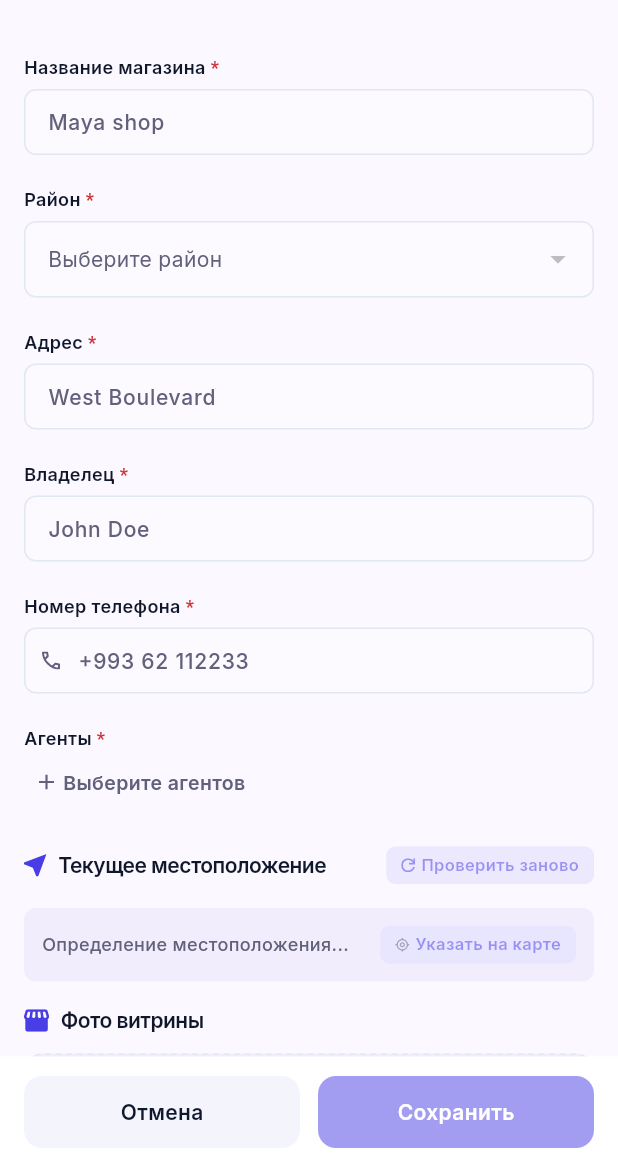
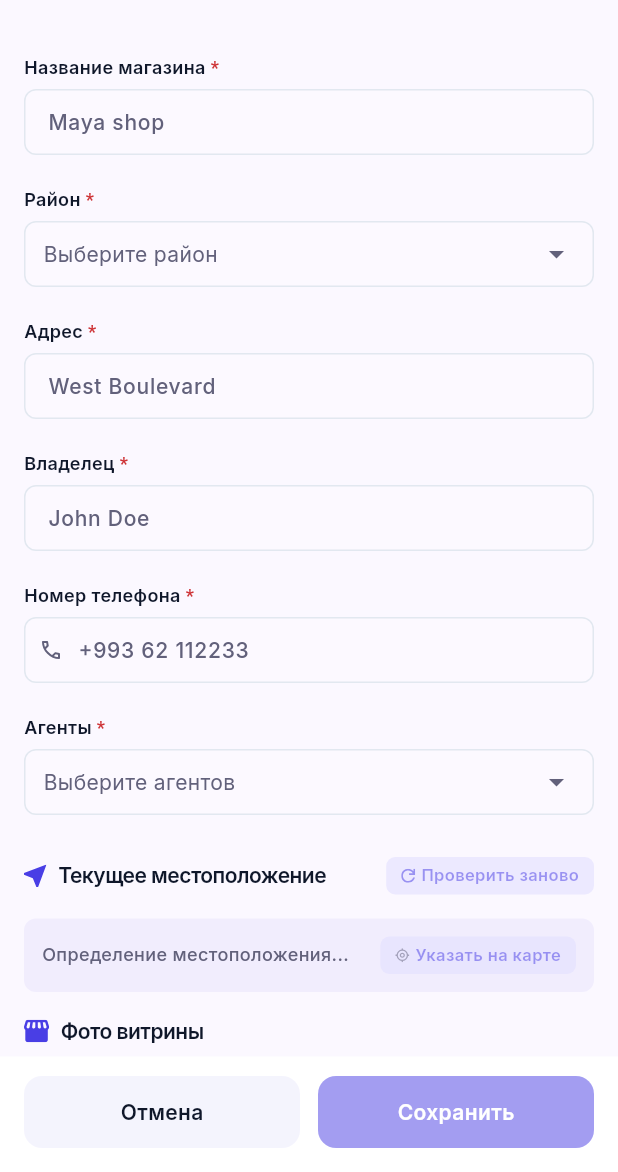
Before and after one commit to Seyit47/audit-app, a Flutter app: the AdminShopFormScreen screen opened by its route, on a phone screen of 412 x 824 dp, the part 64-1236 px from its top. Run offline on Flutter 3.47's test engine with Material 3 defaults, Android fonts, the phone set to English and light mode, and no system bars; our stand-ins replace battery_plus, cached_network_image, camera, connectivity_plus, device_info_plus, dio and 13 more; missing offline and left inert: dart:ffi, flutter_udid, maplibre_gl, workmanager; accounts and stored records are empty; generated files the repository leaves out were written again; network calls fail; statements that could not run were skipped.

Commit message:
fix(mobile): platform list pickers; one location search at a time on the new-shop and audit screens
The choice fields (district, agents, districts) open a Material 3 bottom sheet with radio or
checkbox rows on Android (the iOS wheel stays). 'Check again' on the new-shop, audit and admin
shop forms replaces a running search instead of running beside it, and a search that ends with
only a stale last-known position reports no position instead of staying in 'locating'.
Mobile 1.0.51+52.

Co-Authored-By: Claude Fable 5.1 <noreply@anthropic.com>

```diff
--- a/apps/mobile/lib/core/l10n/app_en.arb
+++ b/apps/mobile/lib/core/l10n/app_en.arb
@@ -380,5 +380,6 @@
   "districtOverdue": "{count} overdue",
   "districtActions": "District actions",
   "remove": "Remove",
-  "districtsNoneYet": "No districts yet — an administrator creates them"
+  "districtsNoneYet": "No districts yet — an administrator creates them",
+  "chosenCount": "{count} selected"
 }
--- a/apps/mobile/lib/core/l10n/app_localizations.dart
+++ b/apps/mobile/lib/core/l10n/app_localizations.dart
@@ -2378,6 +2378,12 @@ abstract class AppLocalizations {
   /// In ru, this message translates to:
   /// **'Районов пока нет — их создаёт администратор'**
   String get districtsNoneYet;
+
+  /// No description provided for @chosenCount.
+  ///
+  /// In ru, this message translates to:
+  /// **'Выбрано: {count}'**
+  String chosenCount(int count);
 }
 
 class _AppLocalizationsDelegate extends LocalizationsDelegate<AppLocalizations> {
--- a/apps/mobile/lib/core/l10n/app_localizations_en.dart
+++ b/apps/mobile/lib/core/l10n/app_localizations_en.dart
@@ -1285,4 +1285,9 @@ class AppLocalizationsEn extends AppLocalizations {
 
   @override
   String get districtsNoneYet => 'No districts yet — an administrator creates them';
+
+  @override
+  String chosenCount(int count) {
+    return '$count selected';
+  }
 }
--- a/apps/mobile/lib/core/l10n/app_localizations_ru.dart
+++ b/apps/mobile/lib/core/l10n/app_localizations_ru.dart
@@ -1287,4 +1287,9 @@ class AppLocalizationsRu extends AppLocalizations {
 
   @override
   String get districtsNoneYet => 'Районов пока нет — их создаёт администратор';
+
+  @override
+  String chosenCount(int count) {
+    return 'Выбрано: $count';
+  }
 }
--- a/apps/mobile/lib/core/l10n/app_localizations_tk.dart
+++ b/apps/mobile/lib/core/l10n/app_localizations_tk.dart
@@ -1285,4 +1285,9 @@ class AppLocalizationsTk extends AppLocalizations {
 
   @override
   String get districtsNoneYet => 'Entek etrap ýok — olary administrator döredýär';
+
+  @override
+  String chosenCount(int count) {
+    return 'Saýlanan: $count';
+  }
 }
--- a/apps/mobile/lib/core/l10n/app_tk.arb
+++ b/apps/mobile/lib/core/l10n/app_tk.arb
@@ -380,5 +380,6 @@
   "districtOverdue": "gijikdirilen {count}",
   "districtActions": "Etrap bilen hereketler",
   "remove": "Aýyr",
-  "districtsNoneYet": "Entek etrap ýok — olary administrator döredýär"
+  "districtsNoneYet": "Entek etrap ýok — olary administrator döredýär",
+  "chosenCount": "Saýlanan: {count}"
 }
--- a/apps/mobile/lib/core/widgets/adaptive.dart
+++ b/apps/mobile/lib/core/widgets/adaptive.dart
@@ -119,42 +119,36 @@ Future<T?> showAppDialog<T>({
   builder: (dialog) => AlertDialog.adaptive(title: title, content: content, actions: actions(dialog)),
 );
 
-/// A single choice from a list: Material dropdown on Android, a [CupertinoPicker] wheel in a bottom popup
-/// on iOS. Shown with the same 44 px field look as the text inputs.
+/// A single choice from a list, in the platform's own picker: on Android a Material 3 bottom sheet with
+/// radio rows (what Android apps use for a short list), on iOS a [CupertinoPicker] wheel in a bottom popup.
+/// Shown with the same 44 px field look as the text inputs.
 class AppSelect<T> extends StatelessWidget {
-  const AppSelect({super.key, required this.value, required this.items, required this.onChanged, this.hint, this.doneLabel});
+  const AppSelect({super.key, required this.value, required this.items, required this.onChanged, this.hint, this.title, this.doneLabel});
 
   final T? value;
   final List<(T, String)> items;
   final ValueChanged<T?> onChanged;
   final String? hint;
+
+  /// The sheet's heading (the field's label); [hint] when not given.
+  final String? title;
   final String? doneLabel;
 
   @override
   Widget build(BuildContext context) {
-    final scheme = Theme.of(context).colorScheme;
-    final text = Theme.of(context).textTheme.bodyMedium;
-    if (!context.isCupertino) {
-      return DropdownButtonFormField<T>(
-        initialValue: value,
-        isExpanded: true,
-        hint: hint == null ? null : Text(hint!, style: text?.copyWith(color: scheme.onSurfaceVariant)),
-        items: [
-          for (final (v, label) in items)
-            DropdownMenuItem(
-              value: v,
-              child: Text(label, overflow: TextOverflow.ellipsis),
-            ),
-        ],
-        onChanged: onChanged,
+    final current = items.where((i) => i.$1 == value).firstOrNull;
+    return _SelectField(
+      text: current?.$2,
+      hint: hint,
+      onTap: () async {
+        if (context.isCupertino) return _pickCupertino(context, current);
+        final picked = await showOptionsSheet<T>(context, title: title ?? hint ?? '', items: items, selected: {?value});
+        if (picked != null && picked.firstOrNull != value) onChanged(picked.firstOrNull);
+      },
     );
   }
-    final current = items.where((i) => i.$1 == value).firstOrNull;
-    final input = Theme.of(context).inputDecorationTheme;
-    return CupertinoButton(
-      padding: EdgeInsets.zero,
-      minimumSize: const Size(0, 44),
-      onPressed: () async {
+
+  Future<void> _pickCupertino(BuildContext context, (T, String)? current) async {
     var index = current == null ? 0 : items.indexOf(current);
     final picked = await showCupertinoModalPopup<int>(
       context: context,
@@ -167,10 +161,7 @@ class AppSelect<T> extends StatelessWidget {
             children: [
               Align(
                 alignment: Alignment.centerRight,
-                    child: CupertinoButton(
-                      onPressed: () => Navigator.pop(popup, index),
-                      child: Text(doneLabel ?? MaterialLocalizations.of(popup).okButtonLabel),
-                    ),
+                child: CupertinoButton(onPressed: () => Navigator.pop(popup, index), child: Text(doneLabel ?? MaterialLocalizations.of(popup).okButtonLabel)),
               ),
               Expanded(
                 child: CupertinoPicker(
@@ -186,12 +177,32 @@ class AppSelect<T> extends StatelessWidget {
       ),
     );
     if (picked != null && items[picked].$1 != value) onChanged(items[picked].$1);
-      },
+  }
+}
+
+/// The 44 px field of [AppSelect] and [AppMultiSelect]: the chosen text (or the hint) and a chevron.
+class _SelectField extends StatelessWidget {
+  const _SelectField({required this.text, required this.hint, required this.onTap});
+
+  final String? text;
+  final String? hint;
+  final VoidCallback onTap;
+
+  @override
+  Widget build(BuildContext context) {
+    final scheme = Theme.of(context).colorScheme;
+    final style = Theme.of(context).textTheme.bodyMedium;
+    final input = Theme.of(context).inputDecorationTheme;
+    return Material(
+      color: input.fillColor,
+      borderRadius: BorderRadius.circular(8),
+      child: InkWell(
+        borderRadius: BorderRadius.circular(8),
+        onTap: onTap,
         child: Container(
           height: 44,
           padding: const EdgeInsets.symmetric(horizontal: 12),
           decoration: BoxDecoration(
-          color: input.fillColor,
             borderRadius: BorderRadius.circular(8),
             border: Border.all(color: (input.enabledBorder as OutlineInputBorder?)?.borderSide.color ?? scheme.outline),
           ),
@@ -199,15 +210,122 @@ class AppSelect<T> extends StatelessWidget {
             children: [
               Expanded(
                 child: Text(
-                current?.$2 ?? hint ?? '',
+                  text ?? hint ?? '',
                   overflow: TextOverflow.ellipsis,
-                style: text?.copyWith(color: current == null ? scheme.onSurfaceVariant : scheme.onSurface),
+                  style: style?.copyWith(color: text == null ? scheme.onSurfaceVariant : scheme.onSurface),
                 ),
               ),
-            Icon(CupertinoIcons.chevron_down, size: 16, color: scheme.onSurfaceVariant),
+              Icon(
+                context.isCupertino ? CupertinoIcons.chevron_down : Icons.arrow_drop_down,
+                size: context.isCupertino ? 16 : 24,
+                color: scheme.onSurfaceVariant,
+              ),
             ],
+          ),
         ),
       ),
     );
   }
 }
+
+/// The platform's list picker in a bottom sheet: Material 3 radio rows ([multi] false: the tap picks and
+/// closes) or checkbox rows with a Done button. A search field appears for long lists. Returns the chosen
+/// values, or null when dismissed.
+Future<Set<T>?> showOptionsSheet<T>(
+  BuildContext context, {
+  required String title,
+  required List<(T, String)> items,
+  required Set<T> selected,
+  bool multi = false,
+  String? doneLabel,
+}) {
+  final sheet = _OptionsSheet<T>(title: title, items: items, selected: selected, multi: multi, doneLabel: doneLabel);
+  // iOS: the Cupertino popup motion and dimming; Android: the Material modal bottom sheet.
+  return context.isCupertino
+      ? showCupertinoModalPopup<Set<T>>(
+          context: context,
+          builder: (_) => Material(type: MaterialType.transparency, child: sheet),
+        )
+      : showModalBottomSheet<Set<T>>(context: context, isScrollControlled: true, useSafeArea: true, showDragHandle: true, builder: (_) => sheet);
+}
+
+class _OptionsSheet<T> extends StatefulWidget {
+  const _OptionsSheet({required this.title, required this.items, required this.selected, required this.multi, required this.doneLabel});
+
+  final String title;
+  final List<(T, String)> items;
+  final Set<T> selected;
+  final bool multi;
+  final String? doneLabel;
+
+  @override
+  State<_OptionsSheet<T>> createState() => _OptionsSheetState<T>();
+}
+
+class _OptionsSheetState<T> extends State<_OptionsSheet<T>> {
+  late final Set<T> _chosen = {...widget.selected};
+  String _q = '';
+
+  @override
+  Widget build(BuildContext context) {
+    final theme = Theme.of(context);
+    final needle = _q.trim().toLowerCase();
+    final shown = [
+      for (final i in widget.items)
+        if (needle.isEmpty || i.$2.toLowerCase().contains(needle)) i,
+    ];
+    final maxHeight = MediaQuery.sizeOf(context).height * 0.7;
+    return ConstrainedBox(
+      constraints: BoxConstraints(maxHeight: maxHeight),
+      child: Column(
+        mainAxisSize: MainAxisSize.min,
+        crossAxisAlignment: CrossAxisAlignment.stretch,
+        children: [
+          Padding(
+            padding: const EdgeInsets.fromLTRB(24, 4, 24, 8),
+            child: Text(widget.title, style: theme.textTheme.titleMedium),
+          ),
+          if (widget.items.length > 8)
+            Padding(
+              padding: const EdgeInsets.fromLTRB(16, 0, 16, 8),
+              child: SearchBar(
+                leading: const Padding(padding: EdgeInsets.only(left: 8), child: Icon(Icons.search)),
+                hintText: MaterialLocalizations.of(context).searchFieldLabel,
+                elevation: const WidgetStatePropertyAll(0),
+                onChanged: (v) => setState(() => _q = v),
+              ),
+            ),
+          Flexible(
+            child: RadioGroup<T>(
+              groupValue: _chosen.firstOrNull,
+              onChanged: (picked) => Navigator.pop(context, {?picked}),
+              child: ListView(
+                shrinkWrap: true,
+                children: [
+                  for (final (v, label) in shown)
+                    if (widget.multi)
+                      CheckboxListTile(
+                        value: _chosen.contains(v),
+                        title: Text(label),
+                        controlAffinity: ListTileControlAffinity.leading,
+                        onChanged: (on) => setState(() => on == true ? _chosen.add(v) : _chosen.remove(v)),
+                      )
+                    else
+                      RadioListTile<T>(value: v, title: Text(label)),
+                ],
+              ),
+            ),
+          ),
+          if (widget.multi)
+            Padding(
+              padding: const EdgeInsets.fromLTRB(16, 8, 16, 16),
+              child: FilledButton(
+                onPressed: () => Navigator.pop(context, _chosen),
+                child: Text(widget.doneLabel ?? MaterialLocalizations.of(context).okButtonLabel),
+              ),
+            ),
+        ],
+      ),
+    );
+  }
+}
--- a/apps/mobile/lib/core/widgets/multi_select_field.dart
+++ b/apps/mobile/lib/core/widgets/multi_select_field.dart
@@ -1,15 +1,10 @@
 import 'package:flutter/material.dart';
 
 import '../l10n/app_localizations.dart';
-import '../theme/app_colors.dart';
-import '../theme/app_text_styles.dart';
-import 'app_icon.dart';
-import 'filter_chips.dart';
-import 'filter_sheet.dart';
-import 'tap.dart';
+import 'adaptive.dart';
 
-/// Several choices from a list (the shop's agents): the chosen ones as chips, each removable, and an "add"
-/// chip that opens the filter sheet with every choice.
+/// Several choices from a list (the shop's agents, the agent's districts): the same field as [AppSelect],
+/// showing the chosen names ("A, B" or how many), opening the platform's list picker with checkboxes.
 class AppMultiSelect extends StatelessWidget {
   const AppMultiSelect({super.key, required this.title, required this.values, required this.items, required this.onChanged, this.hint});
 
@@ -19,82 +14,51 @@ class AppMultiSelect extends StatelessWidget {
   final ValueChanged<Set<String>> onChanged;
   final String? hint;
 
-  Future<void> _pick(BuildContext context) async {
-    final l10n = AppLocalizations.of(context);
-    final next = await showFilterSheet(
-      context,
-      title: title,
-      applyLabel: l10n.apply,
-      resetLabel: l10n.reset,
-      values: {'v': values},
-      sections: [
-        FilterSection(key: 'v', label: title, multi: true, options: [for (final (v, label) in items) ChipOption(v, label)]),
-      ],
-    );
-    if (next != null) onChanged(next['v'] ?? const {});
-  }
-
   @override
   Widget build(BuildContext context) {
     final l10n = AppLocalizations.of(context);
-    final c = context.colors;
+    final scheme = Theme.of(context).colorScheme;
+    final style = Theme.of(context).textTheme.bodyMedium;
+    final input = Theme.of(context).inputDecorationTheme;
     final chosen = [
       for (final (v, label) in items)
-        if (values.contains(v)) (v, label),
+        if (values.contains(v)) label,
     ];
-    final chip = TextStyle(fontFamily: AppTextStyles.family, fontSize: 13, height: 18 / 13, fontWeight: FontWeight.w600, color: c.accent);
-    return Wrap(
-      spacing: 8,
-      runSpacing: 8,
-      crossAxisAlignment: WrapCrossAlignment.center,
-      children: [
-        for (final (v, label) in chosen)
-          Material(
-            color: c.darkAccent,
-            borderRadius: BorderRadius.circular(999),
-            child: Padding(
-              padding: const EdgeInsets.fromLTRB(12, 5, 4, 5),
-              child: Row(
-                mainAxisSize: MainAxisSize.min,
-                children: [
-                  Text(label, style: chip),
-                  const SizedBox(width: 4),
-                  Tooltip(
-                    message: l10n.remove,
-                    child: Pressable(
-                      borderRadius: BorderRadius.circular(999),
-                      onTap: () => onChanged({...values}..remove(v)),
-                      child: SizedBox(
-                        width: 24,
-                        height: 24,
-                        child: Center(child: AppIcon('field-clear', width: 18, height: 18, color: c.accent)),
-                      ),
-                    ),
-                  ),
-                ],
+    final text = chosen.isEmpty
+        ? null
+        : chosen.length <= 2
+        ? chosen.join(', ')
+        : l10n.chosenCount(chosen.length);
+    return Material(
+      color: input.fillColor,
+      borderRadius: BorderRadius.circular(8),
+      child: InkWell(
+        borderRadius: BorderRadius.circular(8),
+        onTap: () async {
+          final next = await showOptionsSheet<String>(context, title: title, items: items, selected: values, multi: true, doneLabel: l10n.apply);
+          if (next != null) onChanged(next);
+        },
+        child: Container(
+          height: 44,
+          padding: const EdgeInsets.symmetric(horizontal: 12),
+          decoration: BoxDecoration(
+            borderRadius: BorderRadius.circular(8),
+            border: Border.all(color: (input.enabledBorder as OutlineInputBorder?)?.borderSide.color ?? scheme.outline),
+          ),
+          child: Row(
+            children: [
+              Expanded(
+                child: Text(
+                  text ?? hint ?? title,
+                  overflow: TextOverflow.ellipsis,
+                  style: style?.copyWith(color: text == null ? scheme.onSurfaceVariant : scheme.onSurface),
+                ),
               ),
-            ),
-          ),
-        Material(
-          color: Colors.transparent,
-          shape: StadiumBorder(side: BorderSide(color: c.cardBorder)),
-          child: Pressable(
-            borderRadius: BorderRadius.circular(999),
-            onTap: () => _pick(context),
-            child: Padding(
-              padding: const EdgeInsets.fromLTRB(10, 6, 14, 6),
-              child: Row(
-                mainAxisSize: MainAxisSize.min,
-                children: [
-                  AppIcon('plus', width: 10, height: 10, color: c.textSecondary),
-                  const SizedBox(width: 6),
-                  Text(chosen.isEmpty ? (hint ?? title) : l10n.add, style: chip.copyWith(color: c.textSecondary)),
-                ],
-              ),
-            ),
+              Icon(context.isCupertino ? Icons.expand_more : Icons.arrow_drop_down, size: 24, color: scheme.onSurfaceVariant),
+            ],
           ),
         ),
-      ],
+      ),
     );
   }
 }
--- a/apps/mobile/lib/features/admin/shop_form/presentation/admin_shop_form_screen.dart
+++ b/apps/mobile/lib/features/admin/shop_form/presentation/admin_shop_form_screen.dart
@@ -88,10 +88,14 @@ class _AdminShopFormScreenState extends ConsumerState<AdminShopFormScreen> {
     if (widget.shopId == null) await _locate();
   }
 
+  var _locateSeq = 0;
+
+  /// One search at a time: a "Проверить заново" during a search makes the earlier search's answer void.
   Future<void> _locate() async {
+    final seq = ++_locateSeq;
     setState(() => _locating = true);
     final fix = await ref.read(locatorProvider).current();
-    if (mounted) {
+    if (mounted && seq == _locateSeq) {
       setState(() {
         _fix = fix ?? _fix;
         if (fix != null) _picked = null;
--- a/apps/mobile/pubspec.yaml
+++ b/apps/mobile/pubspec.yaml
@@ -16,7 +16,7 @@ publish_to: 'none' # Remove this line if you wish to publish to pub.dev
 # https://developer.apple.com/library/archive/documentation/General/Reference/InfoPlistKeyReference/Articles/CoreFoundationKeys.html
 # In Windows, build-name is used as the major, minor, and patch parts
 # of the product and file versions while build-number is used as the build suffix.
-version: 1.0.50+51
+version: 1.0.51+52
 
 environment:
   sdk: ^3.13.5
```
Also changed, not shown: apps/mobile/lib/core/l10n/app_ru.arb (+9 -1 lines), apps/mobile/lib/features/add_shop/presentation/add_shop_controller.dart (+24 -5 lines), apps/mobile/lib/features/audit/presentation/audit_controller.dart (+26 -7 lines). Lines whose indentation alone changed are shown as unchanged.
